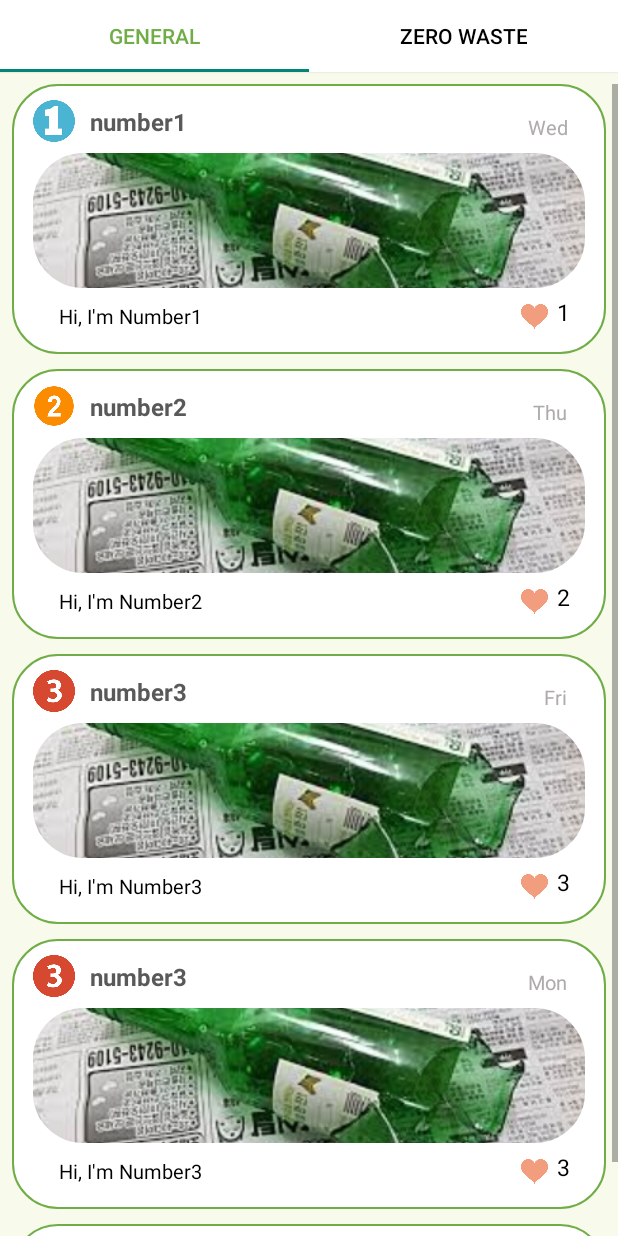
After one commit to dsc-sookmyung/2021-AmongEarth-SolutionChallenge, an Android app: the fragment Fragment2 placed in its activity, on a phone screen of 412 x 824 dp. The commit adds this screen. Run offline under Robolectric (Android 15) with nearby library versions, the phone set to English and light mode, and no system bars.

Commit message:
"Update5"

```diff
--- a/AmongEarth_Hackaton/app/src/main/AndroidManifest.xml
+++ b/AmongEarth_Hackaton/app/src/main/AndroidManifest.xml
@@ -36,6 +36,10 @@
         <activity android:name=".methods.NothingActivity" />
         <activity android:name=".LoadingActivity" />
         <activity android:name=".YoloActivity" />
+
+        <activity android:name=".Community_Page.Community_MainActivity"></activity>
+        <activity android:name=".Community_Page.Community_Page3"></activity>
+        <activity android:name=".Community_Page.Community_Page4"></activity>
         <provider
             android:authorities="com.example.amongearth_hackaton"
             android:name="androidx.core.content.FileProvider"
--- /dev/null
+++ b/AmongEarth_Hackaton/app/src/main/java/com/example/amongearth_hackaton/Community_Page/Community_MainActivity.java
@@ -0,0 +1,58 @@
+package com.example.amongearth_hackaton.Community_Page;
+
+import android.os.Bundle;
+
+import androidx.fragment.app.Fragment;
+import androidx.fragment.app.FragmentActivity;
+
+import com.example.amongearth_hackaton.R;
+import com.google.android.material.tabs.TabLayout;
+
+@Deprecated
+public class Community_MainActivity extends FragmentActivity {
+
+    TabLayout tabs;
+
+    Fragment1 fragment1;
+    Fragment2 fragment2;
+
+    @Override
+    protected void onCreate(Bundle savedInstanceState) {
+        super.onCreate(savedInstanceState);
+        setContentView(R.layout.community_activity_main);
+
+        fragment1 = new Fragment1();
+        fragment2 = new Fragment2();
+
+        getSupportFragmentManager().beginTransaction().add(R.id.container, fragment1).commit();
+
+        tabs = findViewById(R.id.tabs);
+        tabs.addTab(tabs.newTab().setText("General"));
+        tabs.addTab(tabs.newTab().setText("Zero Waste"));
+
+        tabs.setOnTabSelectedListener(new TabLayout.OnTabSelectedListener() {
+            @Override
+            public void onTabSelected(TabLayout.Tab tab) {
+                int position = tab.getPosition();
+                Fragment selected = null;
+                if(position == 0)
+                    selected = fragment1;
+                else if(position == 1)
+                    selected = fragment2;
+                getSupportFragmentManager().beginTransaction().replace(R.id.container, selected).commit();
+            }
+
+            @Override
+            public void onTabUnselected(TabLayout.Tab tab) {
+
+            }
+
+            @Override
+            public void onTabReselected(TabLayout.Tab tab) {
+
+            }
+        });
+
+    }
+
+}
--- /dev/null
+++ b/AmongEarth_Hackaton/app/src/main/java/com/example/amongearth_hackaton/Community_Page/Community_Page1_List1.java
@@ -0,0 +1,23 @@
+package com.example.amongearth_hackaton.Community_Page;
+
+import android.graphics.drawable.Drawable;
+
+public class Community_Page1_List1 {
+    private Drawable image_icon;
+    private Drawable image_photo;
+    private String id;
+    private String title;
+    private String content;
+
+    public void setImage_icon(Drawable image_icon){ this.image_icon = image_icon; }
+    public void setImage_photo(Drawable image_photo){ this.image_photo = image_photo; }
+    public void setId(String id){ this.id = id; }
+    public void setTitle(String title){ this.title = title; }
+    public void setContent(String content){ this.content = content; }
+    public Drawable getImage_icon(){ return image_icon; }
+    public Drawable getImage_photo(){ return image_photo; }
+    public String getId(){ return id; }
+    public String getTitle(){ return title; }
+    public String getContent(){ return content; }
+
+}
--- /dev/null
+++ b/AmongEarth_Hackaton/app/src/main/java/com/example/amongearth_hackaton/Community_Page/Community_Page1_List2.java
@@ -0,0 +1,26 @@
+package com.example.amongearth_hackaton.Community_Page;
+
+import android.graphics.drawable.Drawable;
+
+public class Community_Page1_List2 {
+    private Drawable image2_icon;
+    private Drawable image2_photo;
+    private String id2;
+    private String date2;
+    private String content2;
+    private String heart_number2;
+
+    public void setImage2_icon(Drawable image2_icon){ this.image2_icon = image2_icon; }
+    public void setImage2_photo(Drawable image2_photo){ this.image2_photo = image2_photo; }
+    public void setId2(String id2){ this.id2 = id2; }
+    public void setDate2(String date2){ this.date2 = date2; }
+    public void setContent2(String content2){ this.content2 = content2; }
+    public void setHeart_number2(String heart_number2){ this.heart_number2 = heart_number2; }
+    public Drawable getImage2_icon(){ return image2_icon; }
+    public Drawable getImage2_photo(){ return image2_photo; }
+    public String getId2(){ return id2; }
+    public String getDate2(){ return date2; }
+    public String getContent2(){ return content2; }
+    public String getHeart_number2(){ return heart_number2; }
+
+}
--- /dev/null
+++ b/AmongEarth_Hackaton/app/src/main/java/com/example/amongearth_hackaton/Community_Page/Fragment1.java
@@ -0,0 +1,62 @@
+package com.example.amongearth_hackaton.Community_Page;
+
+import android.graphics.drawable.Drawable;
+import android.os.Bundle;
+import android.view.LayoutInflater;
+import android.view.View;
+import android.view.ViewGroup;
+import android.widget.ListView;
+
+import androidx.annotation.NonNull;
+import androidx.annotation.Nullable;
+import androidx.core.content.ContextCompat;
+import androidx.fragment.app.ListFragment;
+
+import com.example.amongearth_hackaton.R;
+
+@Deprecated
+public class Fragment1 extends ListFragment {
+
+    /* 일단 하는데까지 해보기 */
+
+    ListViewAdapter adapter;
+
+
+    @Nullable
+    @Override
+    public View onCreateView(@NonNull LayoutInflater inflater, @Nullable ViewGroup container, @Nullable Bundle savedInstanceState) {
+        ViewGroup rootView = (ViewGroup) inflater.inflate(R.layout.community_page_1, container, false);
+
+        // Adapter 생성 및 Adapter 지정
+        adapter = new ListViewAdapter(this.getContext());
+        setListAdapter(adapter);
+
+        /* 여기서 item을 추가하는 것같음 */
+        // 첫번째 아이템을 추가
+        adapter.addItem(ContextCompat.getDrawable(getActivity(), R.drawable.number1), ContextCompat.getDrawable(getActivity(), R.drawable.photo1),"Number1", "I'm Number1","Number1 is the best");
+        adapter.addItem(ContextCompat.getDrawable(getActivity(), R.drawable.number2), ContextCompat.getDrawable(getActivity(), R.drawable.photo1),"Number2", "I'm Number2","Number2 is the best");
+        adapter.addItem(ContextCompat.getDrawable(getActivity(), R.drawable.number3), ContextCompat.getDrawable(getActivity(), R.drawable.photo1),"Number3", "I'm Number3","Number3 is the best");
+        adapter.addItem(ContextCompat.getDrawable(getActivity(), R.drawable.number3), ContextCompat.getDrawable(getActivity(), R.drawable.photo1),"Number3", "I'm Number3","Number3 is the best");
+        adapter.addItem(ContextCompat.getDrawable(getActivity(), R.drawable.number3), ContextCompat.getDrawable(getActivity(), R.drawable.photo1),"Number3", "I'm Number3","Number3 is the best");
+        return rootView;
+
+    }
+
+    /* 클릭되면 ... */
+    @Override
+    public void onListItemClick (ListView l, View v, int position, long id) {
+        // get TextView's Text.
+        Community_Page1_List1 item = (Community_Page1_List1) l.getItemAtPosition(position) ;
+
+        Drawable iconDrawble = item.getImage_icon();
+        Drawable photoDrawable = item.getImage_photo();
+        String idStr = item.getId();
+        String titleStr = item.getTitle();
+        String contentStr = item.getContent();
+
+        // TODO : use item data.
+
+
+    }
+
+}
--- /dev/null
+++ b/AmongEarth_Hackaton/app/src/main/java/com/example/amongearth_hackaton/Community_Page/Fragment2.java
@@ -0,0 +1,56 @@
+package com.example.amongearth_hackaton.Community_Page;
+
+import android.graphics.drawable.Drawable;
+import android.os.Bundle;
+import android.view.LayoutInflater;
+import android.view.View;
+import android.view.ViewGroup;
+import android.widget.ListView;
+
+import androidx.annotation.NonNull;
+import androidx.annotation.Nullable;
+import androidx.core.content.ContextCompat;
+import androidx.fragment.app.ListFragment;
+
+import com.example.amongearth_hackaton.R;
+
+public class Fragment2 extends ListFragment {
+
+    ListViewAdapter2 adapter2;
+
+    @Nullable
+    @Override
+    public View onCreateView(@NonNull LayoutInflater inflater, @Nullable ViewGroup container, @Nullable Bundle savedInstanceState) {
+        ViewGroup rootView = (ViewGroup) inflater.inflate(R.layout.community_page_2, container, false);
+
+        // Adapter 생성 및 Adapter 지정
+        adapter2 = new ListViewAdapter2(this.getContext());
+        setListAdapter(adapter2);
+
+        adapter2.addItem(ContextCompat.getDrawable(getActivity(), R.drawable.number1), ContextCompat.getDrawable(getActivity(), R.drawable.trashphoto1),
+                "number1","Wed","Hi, I'm Number1","1");
+        adapter2.addItem(ContextCompat.getDrawable(getActivity(), R.drawable.number2), ContextCompat.getDrawable(getActivity(), R.drawable.trashphoto1),
+                "number2","Thu","Hi, I'm Number2","2");
+        adapter2.addItem(ContextCompat.getDrawable(getActivity(), R.drawable.number3), ContextCompat.getDrawable(getActivity(), R.drawable.trashphoto1),
+                "number3","Fri","Hi, I'm Number3","3");
+        adapter2.addItem(ContextCompat.getDrawable(getActivity(), R.drawable.number3), ContextCompat.getDrawable(getActivity(), R.drawable.trashphoto1),
+                "number3","Mon","Hi, I'm Number3","3");
+        adapter2.addItem(ContextCompat.getDrawable(getActivity(), R.drawable.number3), ContextCompat.getDrawable(getActivity(), R.drawable.trashphoto1),
+                "number3","Sun","Hi, I'm Number3","3");
+
+        return rootView;
+    }
+    public void onListItemClick (ListView l, View v, int position, long id) {
+        // get TextView's Text.
+        Community_Page1_List2 item = (Community_Page1_List2) l.getItemAtPosition(position) ;
+
+        Drawable iconDrawble2 = item.getImage2_icon();
+        Drawable photoDrawable2 = item.getImage2_photo();
+        String idStr2 = item.getId2();
+        String dateStr2 = item.getDate2();
+        String contentStr2 = item.getContent2();
+        String heartnumStr2 = item.getHeart_number2();
+
+        // TODO : use item data.
+    }
+}
--- /dev/null
+++ b/AmongEarth_Hackaton/app/src/main/java/com/example/amongearth_hackaton/Community_Page/ListViewAdapter.java
@@ -0,0 +1,95 @@
+package com.example.amongearth_hackaton.Community_Page;
+
+import android.content.Context;
+import android.content.Intent;
+import android.graphics.drawable.Drawable;
+import android.view.LayoutInflater;
+import android.view.View;
+import android.view.ViewGroup;
+import android.widget.BaseAdapter;
+import android.widget.ImageView;
+import android.widget.RelativeLayout;
+import android.widget.TextView;
+import android.widget.Toast;
+
+import com.example.amongearth_hackaton.R;
+
+import java.util.ArrayList;
+
+public class ListViewAdapter extends BaseAdapter {
+
+    private Context cont;
+    // Adapter에 추가된 데이터를 저장하기 위한 ArrayList
+    private ArrayList<Community_Page1_List1> listViewItemList = new ArrayList<Community_Page1_List1>() ;
+
+
+    // ListViewAdapter의 생성자
+    public ListViewAdapter(Context mContext) {
+        cont = mContext;
+
+    }
+    @Override
+    public int getCount() {
+        return listViewItemList.size() ;
+    }
+
+    @Override
+    public Object getItem(int position) {
+        return listViewItemList.get(position);
+    }
+
+    @Override
+    public long getItemId(int position) {
+        return position;
+    }
+
+    @Override
+    public View getView(int position, View convertView, ViewGroup parent) {
+        final int pos = position;
+        final Context context = parent.getContext();
+
+        if (convertView == null){
+            LayoutInflater inflater = (LayoutInflater) context.getSystemService(Context.LAYOUT_INFLATER_SERVICE);
+            convertView = inflater.inflate(R.layout.community_page1_list1, parent, false);
+        }
+
+        ImageView iconImageView = (ImageView) convertView.findViewById(R.id.page1_list1_icon);
+        ImageView photoImageView = (ImageView) convertView.findViewById(R.id.page1_list1_photo);
+        TextView idTextView = (TextView) convertView.findViewById(R.id.page1_list1_id);
+        TextView titleTextView = (TextView) convertView.findViewById(R.id.page1_list1_title);
+        TextView contentTextView = (TextView) convertView.findViewById(R.id.page1_list1_contents);
+
+        Community_Page1_List1 listViewItem = listViewItemList.get(position);
+
+        // 아이템 내 각 위젯에 데이터 반영
+        iconImageView.setImageDrawable(listViewItem.getImage_icon());
+        photoImageView.setImageDrawable(listViewItem.getImage_photo());
+        idTextView.setText(listViewItem.getId());
+        titleTextView.setText(listViewItem.getTitle());
+        contentTextView.setText(listViewItem.getContent());
+
+        RelativeLayout Page1_List1 = (RelativeLayout) convertView.findViewById(R.id.Page1_List1);
+        Page1_List1.setOnClickListener(new View.OnClickListener(){
+            public void onClick(View v){
+                Toast.makeText(v.getContext(), listViewItemList.get(position).getContent(), Toast.LENGTH_SHORT).show();
+                Intent intent = new Intent(cont, Community_Page3.class);
+                cont.startActivity(intent);
+            }
+        });
+
+        return convertView;
+    }
+
+    // 아이템 데이터 추가를 위한 함수. 개발자가 원하는대로 작성 가능.
+    public void addItem(Drawable icon, Drawable photo, String id, String title, String content) {
+        Community_Page1_List1 item = new Community_Page1_List1();
+
+        item.setImage_icon(icon);
+        item.setImage_photo(photo);
+        item.setId(id);
+        item.setTitle(title);
+        item.setContent(content);
+
+        listViewItemList.add(item);
+    }
+}
--- /dev/null
+++ b/AmongEarth_Hackaton/app/src/main/java/com/example/amongearth_hackaton/Community_Page/ListViewAdapter2.java
@@ -0,0 +1,98 @@
+package com.example.amongearth_hackaton.Community_Page;
+
+import android.content.Context;
+import android.content.Intent;
+import android.graphics.drawable.Drawable;
+import android.view.LayoutInflater;
+import android.view.View;
+import android.view.ViewGroup;
+import android.widget.BaseAdapter;
+import android.widget.ImageView;
+import android.widget.RelativeLayout;
+import android.widget.TextView;
+import android.widget.Toast;
+
+import com.example.amongearth_hackaton.R;
+
+import java.util.ArrayList;
+
+public class ListViewAdapter2 extends BaseAdapter {
+    // Adapter에 추가된 데이터를 저장하기 위한 ArrayList
+
+    private Context cont2;
+    private ArrayList<Community_Page1_List2> listViewItemList2 = new ArrayList<Community_Page1_List2>() ;
+
+
+    // ListViewAdapter의 생성자
+    public ListViewAdapter2(Context mContext) {
+        cont2 = mContext;
+
+    }
+    @Override
+    public int getCount() {
+        return listViewItemList2.size() ;
+    }
+
+    @Override
+    public Object getItem(int position) {
+        return listViewItemList2.get(position);
+    }
+
+    @Override
+    public long getItemId(int position) {
+        return position;
+    }
+
+    @Override
+    public View getView(int position, View convertView, ViewGroup parent) {
+        final int pos = position;
+        final Context context = parent.getContext();
+
+        if (convertView == null){
+            LayoutInflater inflater = (LayoutInflater) context.getSystemService(Context.LAYOUT_INFLATER_SERVICE);
+            convertView = inflater.inflate(R.layout.community_page1_list2, parent, false);
+        }
+
+        ImageView iconImageView2 = (ImageView) convertView.findViewById(R.id.page1_list2_icon);
+        ImageView photoImageView2 = (ImageView) convertView.findViewById(R.id.page1_list2_photo);
+        TextView idTextView2 = (TextView) convertView.findViewById(R.id.page1_list2_id);
+        TextView dateTextView2 = (TextView) convertView.findViewById(R.id.page1_list2_date);
+        TextView contentTextView2 = (TextView) convertView.findViewById(R.id.page1_list2_content);
+        TextView heartTextView2 = (TextView) convertView.findViewById(R.id.page1_list2_heart);
+
+        Community_Page1_List2 listViewItem2 = listViewItemList2.get(position);
+
+        // 아이템 내 각 위젯에 데이터 반영
+        iconImageView2.setImageDrawable(listViewItem2.getImage2_icon());
+        photoImageView2.setImageDrawable(listViewItem2.getImage2_photo());
+        idTextView2.setText(listViewItem2.getId2());
+        dateTextView2.setText(listViewItem2.getDate2());
+        contentTextView2.setText(listViewItem2.getContent2());
+        heartTextView2.setText(listViewItem2.getHeart_number2());
+
+        RelativeLayout Page1_List2 = (RelativeLayout) convertView.findViewById(R.id.Page1_List2);
+        Page1_List2.setOnClickListener(new View.OnClickListener(){
+            public void onClick(View v){
+                Toast.makeText(v.getContext(), listViewItemList2.get(position).getContent2(), Toast.LENGTH_SHORT).show();
+                Intent intent = new Intent(cont2, Community_Page4.class);
+                cont2.startActivity(intent);
+            }
+        });
+
+        return convertView;
+    }
+
+    // 아이템 데이터 추가를 위한 함수. 개발자가 원하는대로 작성 가능.
+    public void addItem(Drawable icon, Drawable photo, String id, String date, String content, String heartnum) {
+        Community_Page1_List2 item = new Community_Page1_List2();
+
+        item.setImage2_icon(icon);
+        item.setImage2_photo(photo);
+        item.setId2(id);
+        item.setDate2(date);
+        item.setContent2(content);
+        item.setHeart_number2(heartnum);
+
+        listViewItemList2.add(item);
+    }
+}
--- /dev/null
+++ b/AmongEarth_Hackaton/app/src/main/java/com/example/amongearth_hackaton/Community_Page/RoundImageView.java
@@ -0,0 +1,39 @@
+package com.example.amongearth_hackaton.Community_Page;
+
+import android.content.Context;
+import android.graphics.Canvas;
+import android.graphics.Path;
+import android.graphics.RectF;
+import android.util.AttributeSet;
+
+public class RoundImageView extends androidx.appcompat.widget.AppCompatImageView {
+
+    // 라운드처리 강도 값을 크게하면 라운드 범위가 커짐
+    public static float radius = 50.0f;
+
+    public RoundImageView(Context context) {
+        super(context);
+    }
+
+    public RoundImageView(Context context, AttributeSet attrs) {
+        super(context, attrs);
+    }
+
+    public RoundImageView(Context context, AttributeSet attrs, int defStyle) {
+        super(context, attrs, defStyle);
+    }
+
+    public void setRectRadius(Float radius){
+        this.radius = radius;
+        invalidate();
+    }
+
+    @Override
+    protected void onDraw(Canvas canvas) {
+        Path clipPath = new Path();
+        RectF rect = new RectF(0, 0, this.getWidth(), this.getHeight());
+        clipPath.addRoundRect(rect, radius, radius, Path.Direction.CW);
+        canvas.clipPath(clipPath);
+        super.onDraw(canvas);
+    }
+}
```
Also changed, not shown: AmongEarth_Hackaton/app/src/main/java/com/example/amongearth_hackaton/Community_Page/Community_Page3.java (added, +44 -0 lines), AmongEarth_Hackaton/app/src/main/java/com/example/amongearth_hackaton/Community_Page/Community_Page3_List1.java (added, +19 -0 lines), AmongEarth_Hackaton/app/src/main/java/com/example/amongearth_hackaton/Community_Page/Community_Page4.java (added, +16 -0 lines), AmongEarth_Hackaton/app/src/main/java/com/example/amongearth_hackaton/Community_Page/ListViewAdapter3.java (added, +74 -0 lines), AmongEarth_Hackaton/app/src/main/res/values/colors.xml (+10 -0 lines), AmongEarth_Hackaton/app/src/main/res/values/strings.xml (+9 -0 lines), AmongEarth_Hackaton/app/src/main/res/values/styles.xml (+6 -3 lines).
